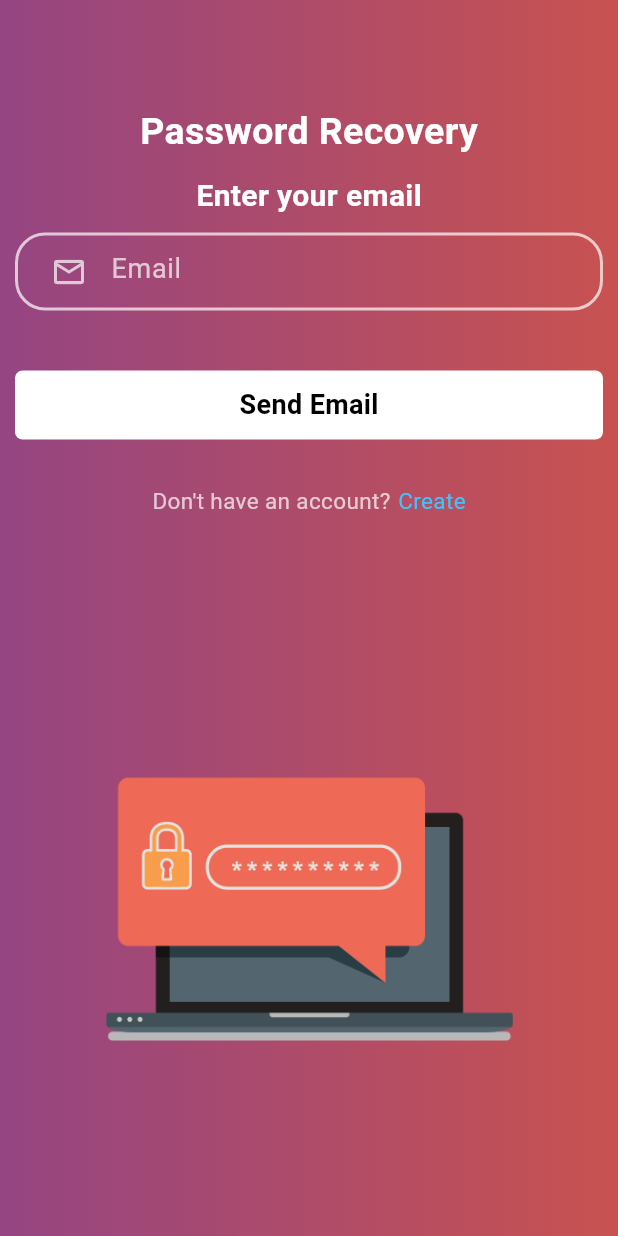
After one commit to SaumyaSM/LifeLink, a Flutter app: the screen it shows after launch, after a tap on "Forgot Password?", on a phone screen of 412 x 824 dp. The commit adds this screen. Run offline on Flutter 3.47's test engine with Material 3 defaults, Android fonts, the phone set to English and light mode, and no system bars; our stand-ins replace cloud_firestore, file_picker, firebase_auth, firebase_core, fluttertoast, google_fonts and 3 more; missing offline and left inert: m_toast; accounts and stored records are empty.

Commit message:
password reset, medical info validation

```diff
--- a/lib/main.dart
+++ b/lib/main.dart
@@ -1,4 +1,5 @@
 import 'package:flutter/material.dart';
+import 'package:life_link/screens/Account/password_reset.dart';
 import 'package:life_link/screens/loading_screen.dart';
 import 'package:life_link/screens/explore_screen.dart';
 import 'package:life_link/screens/medical_info.dart';
@@ -37,8 +38,9 @@ class MyApp extends StatelessWidget {
       theme: ThemeData(
         useMaterial3: true,
       ),
-      // home: LoadingScreen(),
-      home: PersonalInfoScreen(isDonor: isDonor),
+      home: LoadingScreen(),
+      // home: PersonalInfoScreen(isDonor: isDonor),
+      // home: ForgotPassword(),
     );
   }
 }
--- /dev/null
+++ b/lib/screens/Account/password_reset.dart
@@ -0,0 +1,176 @@
+import 'package:firebase_auth/firebase_auth.dart';
+import 'package:flutter/cupertino.dart';
+import 'package:flutter/material.dart';
+import 'package:flutter/widgets.dart';
+import 'package:life_link/constants/colors.dart';
+import 'package:life_link/screens/signup_screen.dart';
+
+class ForgotPassword extends StatefulWidget {
+  const ForgotPassword({super.key});
+
+  @override
+  State<ForgotPassword> createState() => _ForgotPasswordState();
+}
+
+class _ForgotPasswordState extends State<ForgotPassword> {
+  String email = "";
+  TextEditingController emailController = TextEditingController();
+
+  final _formkey = GlobalKey<FormState>();
+
+  resetPassword() async {
+    try {
+      await FirebaseAuth.instance.sendPasswordResetEmail(email: email);
+      ScaffoldMessenger.of(context).showSnackBar((SnackBar(
+          backgroundColor: Colors.blueAccent,
+          content: Text(
+            "Password reset email has been sent",
+            style: TextStyle(fontSize: 15.0),
+          ))));
+    } on FirebaseException catch (e) {
+      if (e.code == 'user-not-found') {
+        ScaffoldMessenger.of(context).showSnackBar(SnackBar(
+            content: Text(
+          "No user found for that Email",
+          style: TextStyle(fontSize: 18.0, color: Colors.black),
+        )));
+      }
+    }
+  }
+
+  @override
+  Widget build(BuildContext context) {
+    return Scaffold(
+      body: Container(
+        decoration: const BoxDecoration(
+          gradient: kGradientNavBar, // Apply your predefined gradient here
+        ),
+        child: Column(children: [
+          SizedBox(
+            height: 70.0,
+          ),
+          Container(
+            alignment: Alignment.topCenter,
+            child: Text(
+              "Password Recovery",
+              style: TextStyle(
+                  color: Colors.white,
+                  fontSize: 25.0,
+                  fontWeight: FontWeight.bold),
+            ),
+          ),
+          SizedBox(
+            height: 10.0,
+          ),
+          Text(
+            "Enter your email",
+            style: TextStyle(
+                color: Colors.white, fontSize: 20, fontWeight: FontWeight.bold),
+          ),
+          Expanded(
+              child: Form(
+            key: _formkey,
+            child: Padding(
+              padding: EdgeInsets.all(10.0),
+              child: ListView(
+                children: [
+                  Container(
+                    padding: EdgeInsets.only(left: 10.0),
+                    decoration: BoxDecoration(
+                        border: Border.all(color: Colors.white70, width: 2.0),
+                        borderRadius: BorderRadius.circular(20.0)),
+                    child: TextFormField(
+                      controller: emailController,
+                      validator: (value) {
+                        if (value == null || value.isEmpty) {
+                          return 'Please enter Email';
+                        }
+                      },
+                      style: TextStyle(color: Colors.white70),
+                      decoration: InputDecoration(
+                          hintText: 'Email',
+                          hintStyle:
+                              TextStyle(color: Colors.white70, fontSize: 18.0),
+                          prefixIcon: Icon(
+                            Icons.email_outlined,
+                            color: Colors.white70,
+                          ),
+                          border: InputBorder.none),
+                    ),
+                  ),
+                  SizedBox(
+                    height: 40.0,
+                  ),
+                  GestureDetector(
+                    onTap: () {
+                      if (_formkey.currentState!.validate()) {
+                        setState(() {
+                          email = emailController.text;
+                        });
+                        resetPassword();
+                      }
+                    },
+                    child: Container(
+                      width: 200,
+                      padding: EdgeInsets.all(10.0),
+                      decoration: BoxDecoration(
+                          color: Colors.white,
+                          borderRadius: BorderRadius.circular(5.0)),
+                      child: Center(
+                        child: Text(
+                          "Send Email",
+                          style: TextStyle(
+                              color: Colors.black,
+                              fontSize: 18.0,
+                              fontWeight: FontWeight.bold),
+                        ),
+                      ),
+                    ),
+                  ),
+                  SizedBox(
+                    height: 30.0,
+                  ),
+                  Row(
+                    mainAxisAlignment: MainAxisAlignment.center,
+                    children: [
+                      Text(
+                        "Don't have an account?",
+                        style: TextStyle(fontSize: 15.0, color: Colors.white70),
+                      ),
+                      SizedBox(
+                        width: 5.0,
+                      ),
+                      GestureDetector(
+                        onTap: () {
+                          Navigator.push(
+                              context,
+                              MaterialPageRoute(
+                                  builder: (context) => SignupScreen()));
+                        },
+                        child: Text(
+                          "Create",
+                          style: TextStyle(
+                              fontSize: 15.0, color: Colors.lightBlueAccent),
+                        ),
+                      )
+                    ],
+                  )
+                ],
+              ),
+            ),
+          )),
+          Container(
+            margin: EdgeInsets.only(bottom: 130, left: 70, right: 70),
+            child: Column(
+              children: [
+                Center(
+                  child: Image.asset('assets/images/reset-password.png'),
+                )
+              ],
+            ),
+          )
+        ]),
+      ),
+    );
+  }
+}
--- a/lib/screens/loading_screen.dart
+++ b/lib/screens/loading_screen.dart
@@ -20,9 +20,11 @@ class _LoadingScreenState extends State<LoadingScreen> {
   getCurrentUser() {
     Future.delayed(const Duration(seconds: 2), () {
       if (AuthService.isUserLogged()) {
-        Navigator.push(context, MaterialPageRoute(builder: (context) => MainScreen()));
+        Navigator.push(
+            context, MaterialPageRoute(builder: (context) => MainScreen()));
       } else {
-        Navigator.push(context, MaterialPageRoute(builder: (context) => LoginScreen()));
+        Navigator.push(
+            context, MaterialPageRoute(builder: (context) => LoginScreen()));
       }
     });
   }
@@ -34,7 +36,7 @@ class _LoadingScreenState extends State<LoadingScreen> {
       height: double.infinity,
       decoration: BoxDecoration(
         image: DecorationImage(
-          image: AssetImage('assets/images/find_donation.png'),
+          image: AssetImage('assets/images/loading-screen.png'),
           fit: BoxFit.cover,
         ),
       ),
--- a/lib/screens/login_screen.dart
+++ b/lib/screens/login_screen.dart
@@ -1,5 +1,6 @@
 import 'package:flutter/material.dart';
 import 'package:life_link/constants/colors.dart';
+import 'package:life_link/screens/Account/password_reset.dart';
 import 'package:life_link/screens/main_screen.dart';
 import 'package:life_link/screens/signup_screen.dart';
 import 'package:life_link/services/auth_service.dart';
@@ -27,22 +28,27 @@ class _LoginScreenState extends State<LoginScreen> {
 
   onClickLogin() async {
     if (emailTEC.text.trim() == '') {
-      ToastService.displayErrorMotionToast(context: context, description: 'Email is Missing!');
+      ToastService.displayErrorMotionToast(
+          context: context, description: 'Email is Missing!');
       return;
     }
 
     if (passwordTEC.text.trim() == '') {
-      ToastService.displayErrorMotionToast(context: context, description: 'Password is Missing!');
+      ToastService.displayErrorMotionToast(
+          context: context, description: 'Password is Missing!');
       return;
     }
 
     setState(() => isLoading = true);
 
-    await AuthService.loginUser(email: emailTEC.text.trim(), password: passwordTEC.text.trim())
+    await AuthService.loginUser(
+            email: emailTEC.text.trim(), password: passwordTEC.text.trim())
         .then((value) {
-      Navigator.push(context, MaterialPageRoute(builder: (context) => MainScreen()));
+      Navigator.push(
+          context, MaterialPageRoute(builder: (context) => MainScreen()));
     }).catchError((error) {
-      ToastService.displayErrorMotionToast(context: context, description: 'Invalid Login!');
+      ToastService.displayErrorMotionToast(
+          context: context, description: 'Invalid Login!');
       return;
     });
   }
@@ -142,7 +148,10 @@ class _LoginScreenState extends State<LoginScreen> {
                       mainAxisAlignment: MainAxisAlignment.end,
                       children: [
                         GestureDetector(
-                          onTap: () {},
+                          onTap: () => Navigator.push(
+                              context,
+                              MaterialPageRoute(
+                                  builder: (context) => ForgotPassword())),
                           child: const Text('Forgot Password?'),
                         ),
                       ],
@@ -174,7 +183,8 @@ class _LoginScreenState extends State<LoginScreen> {
           SizedBox(height: MediaQuery.of(context).size.height * 0.04),
           GestureDetector(
             onTap: () {
-              Navigator.push(context, MaterialPageRoute(builder: (context) => SignupScreen()));
+              Navigator.push(context,
+                  MaterialPageRoute(builder: (context) => SignupScreen()));
             },
             child: Column(
               children: [
@@ -183,8 +193,8 @@ class _LoginScreenState extends State<LoginScreen> {
                   style: TextStyle(color: Colors.white),
                 ),
                 GestureDetector(
-                  onTap: () => Navigator.push(
-                      context, MaterialPageRoute(builder: (context) => SignupScreen())),
+                  onTap: () => Navigator.push(context,
+                      MaterialPageRoute(builder: (context) => SignupScreen())),
                   child: const Text(
                     'Sign Up',
                     style: TextStyle(color: Colors.white),
```
Also changed, not shown: lib/screens/medical_info-tests.dart (+0 -12 lines), lib/screens/medical_info.dart (+79 -18 lines), assets/images/loading-screen.png (added), assets/images/reset-password.png (added), pubspec.lock, 1 other file.
